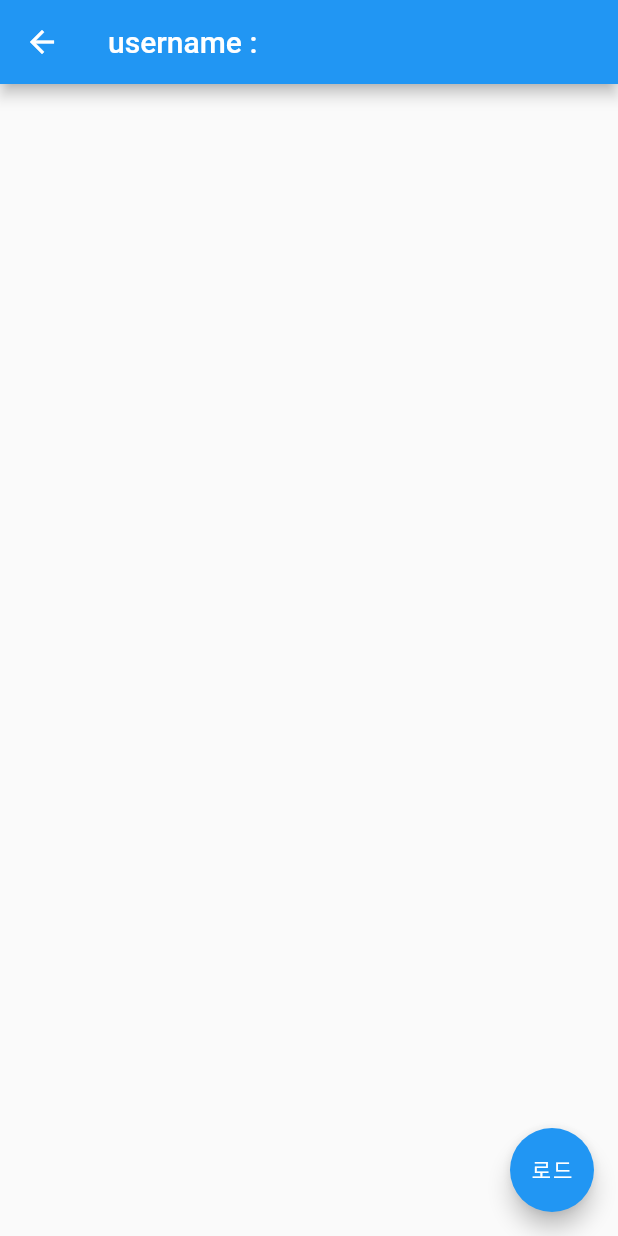
After one commit to codingspecialist/flutter-getx-login-app, a Flutter app: the PostPage screen opened by its route, on a phone screen of 412 x 824 dp. The commit adds this screen. Run offline on Flutter 3.47's test engine with Material 2 defaults, Android fonts, the phone set to English and light mode, and no system bars; our stand-ins replace get.

Commit message:
jwt 토큰 인증 까지 완료+json utf-8 convert 완료

```diff
--- /dev/null
+++ b/lib/controller/post_controller.dart
@@ -0,0 +1,20 @@
+import 'package:flutter_getx_app/domain/post/post.dart';
+import 'package:flutter_getx_app/domain/post/post_repository.dart';
+
+import 'package:get/get.dart';
+
+class PostController extends GetxController {
+  final PostRepository postRepository = PostRepository();
+  final posts = <Post>[].obs;
+  final post = Post().obs;
+
+  Future<void> findAll() async {
+    List<Post> posts = await postRepository.findAll();
+    this.posts.value = posts;
+  }
+
+  Future<void> findById() async {
+    Post post = await postRepository.findById(7);
+    this.post.value = post;
+  }
+}
--- /dev/null
+++ b/lib/controller/user/LoginReqDto.dart
@@ -0,0 +1,15 @@
+class LoginReqDto {
+  String? username;
+  String? password;
+
+  LoginReqDto({this.username, this.password});
+
+  LoginReqDto.fromJson(Map<String, dynamic> json)
+      : username = json['username'],
+        password = json["password"];
+
+  Map<String, dynamic> toJson() => {
+        'username': username,
+        'password': password,
+      };
+}
--- a/lib/controller/user_controller.dart
+++ b/lib/controller/user_controller.dart
@@ -1,13 +1,16 @@
 import 'package:flutter_getx_app/domain/user/user.dart';
 import 'package:flutter_getx_app/domain/user/user_repository.dart';
+import 'package:flutter_getx_app/util/jwt.dart';
 import 'package:get/get.dart';
 
 class UserController extends GetxController {
-  final user = User.origin().obs;
+  final UserRepository userRepository = UserRepository();
+  final user = User().obs;
+  final token = "".obs;
 
-  Future<User> login(String username, String password) async {
-    User userEntity = await userRepository.login(username, password);
-    user.value = userEntity;
-    return userEntity;
+  Future<void> login(String username, String password) async {
+    String token = await userRepository.login(username, password);
+    this.token.value = token;
+    jwtToken = {"Authorization": token};
   }
 }
--- /dev/null
+++ b/lib/domain/post/post.dart
@@ -0,0 +1,27 @@
+import 'package:flutter_getx_app/domain/user/user.dart';
+import 'package:intl/intl.dart';
+
+class Post {
+  int? id;
+  String? title;
+  String? content;
+  User? user;
+  DateTime? created;
+
+  Post({this.id, this.title, this.content, this.user, this.created});
+
+  Post.fromJson(Map<String, dynamic> json)
+      : id = json['id'],
+        title = json['title'],
+        content = json["content"],
+        user = User.fromJson(json["user"]),
+        created = DateFormat("yyyy-MM-dd").parse(json["created"]);
+  //created = DateTime.parse(json["created"])
+  Map<String, dynamic> toJson() => {
+        'id': id,
+        'title': title,
+        'content': content,
+        'user': user,
+        'created': created
+      };
+}
--- /dev/null
+++ b/lib/domain/post/post_repository.dart
@@ -0,0 +1,19 @@
+import 'package:flutter_getx_app/domain/post/post.dart';
+import 'package:flutter_getx_app/domain/post/post_provider.dart';
+
+import 'package:flutter_getx_app/util/convert_utf8.dart';
+import 'package:get/get_connect/http/src/response/response.dart';
+
+class PostRepository {
+  final PostProvider postProvider = PostProvider();
+
+  Future<List<Post>> findAll() async {
+    Response<List<Post>> response = await postProvider.findAll();
+    return response.body!;
+  }
+
+  Future<Post> findById(int id) async {
+    Response<Post> response = await postProvider.findById(id);
+    return response.body!;
+  }
+}
--- a/lib/domain/user/user.dart
+++ b/lib/domain/user/user.dart
@@ -1,22 +1,17 @@
 class User {
-  final int id;
-  final String username;
-  final String password;
+  int? id;
+  String? username;
+  String? password;
+  String? role;
 
-  User(this.id, this.username, this.password);
-  User.origin()
-      : id = 0,
-        username = "",
-        password = "";
+  User({this.id, this.username, this.password, this.role});
 
   User.fromJson(Map<String, dynamic> json)
       : id = json['id'],
         username = json['username'],
-        password = json["password"];
+        password = json["password"],
+        role = json["role"];
 
-  Map<String, dynamic> toJson() => {
-        'id': id,
-        'username': username,
-        'password': password,
-      };
+  Map<String, dynamic> toJson() =>
+      {'id': id, 'username': username, 'password': password, 'role': role};
 }
--- /dev/null
+++ b/lib/pages/post/post_page.dart
@@ -0,0 +1,45 @@
+import 'package:flutter/material.dart';
+import 'package:flutter_getx_app/controller/post_controller.dart';
+import 'package:flutter_getx_app/controller/user_controller.dart';
+import 'package:get/get.dart';
+
+class PostPage extends StatelessWidget {
+  @override
+  Widget build(BuildContext context) {
+    UserController u = Get.find();
+    PostController p = Get.find();
+    return Scaffold(
+      appBar: AppBar(
+        title: Text("username : ${u.token}"),
+      ),
+      body: Scaffold(
+        body: Column(
+          children: [
+            Obx(() => Text("${p.post.value.content ?? ''}")),
+            Obx(
+              () => Expanded(
+                child: ListView.builder(
+                  itemCount: p.posts.length,
+                  itemBuilder: (context, index) {
+                    return ListTile(
+                      leading: Text("${p.posts[index].id}"),
+                      title: Text("${p.posts[index].title}"),
+                      subtitle: Text("${p.posts[index].created}"),
+                    );
+                  },
+                ),
+              ),
+            ),
+          ],
+        ),
+        floatingActionButton: FloatingActionButton(
+          onPressed: () {
+            p.findAll();
+            p.findById();
+          },
+          child: Text("로드"),
+        ),
+      ),
+    );
+  }
+}
--- a/lib/pages/login_page.dart
+++ b/lib/pages/user/login_page.dart
@@ -3,11 +3,12 @@ import 'package:flutter_getx_app/controller/user_controller.dart';
 import 'package:flutter_getx_app/domain/user/user.dart';
 import 'package:get/get.dart';
 
-class LoginPage extends GetView<UserController> {
+class LoginPage extends StatelessWidget {
   const LoginPage({Key? key}) : super(key: key);
 
   @override
   Widget build(BuildContext context) {
+    UserController u = Get.find();
     return Scaffold(
       body: Center(
         child: Column(
@@ -16,8 +17,7 @@ class LoginPage extends GetView<UserController> {
             Text("Login Page"),
             TextButton(
               onPressed: () async {
-                User userEntity = await controller.login("ssar", "1234");
-                print("로그인 완료 : ${userEntity.username}");
+                await u.login("ssar", "1234");
                 Get.toNamed("/home");
               },
               child: Text("로그인"),
--- /dev/null
+++ b/lib/util/jwt.dart
@@ -0,0 +1 @@
+Map<String, String>? jwtToken;
--- a/pubspec.yaml
+++ b/pubspec.yaml
@@ -29,7 +29,7 @@ dependencies:
   # Use with the CupertinoIcons class for iOS style icons.
   cupertino_icons: ^1.0.2
   get: ^4.1.4
-  animated_text_kit: ^4.2.1
+  intl: ^0.17.0
 
 dev_dependencies:
   flutter_test:
```
Also changed, not shown: lib/domain/post/post_provider.dart (added, +30 -0 lines), lib/domain/user/user_provider.dart (+14 -3 lines), lib/domain/user/user_repository.dart (+14 -10 lines), lib/main.dart (+13 -3 lines), lib/pages/home_page.dart (deleted, +0 -14 lines), lib/util/convert_utf8.dart (added, +9 -0 lines), pubspec.lock, 1 other file.
